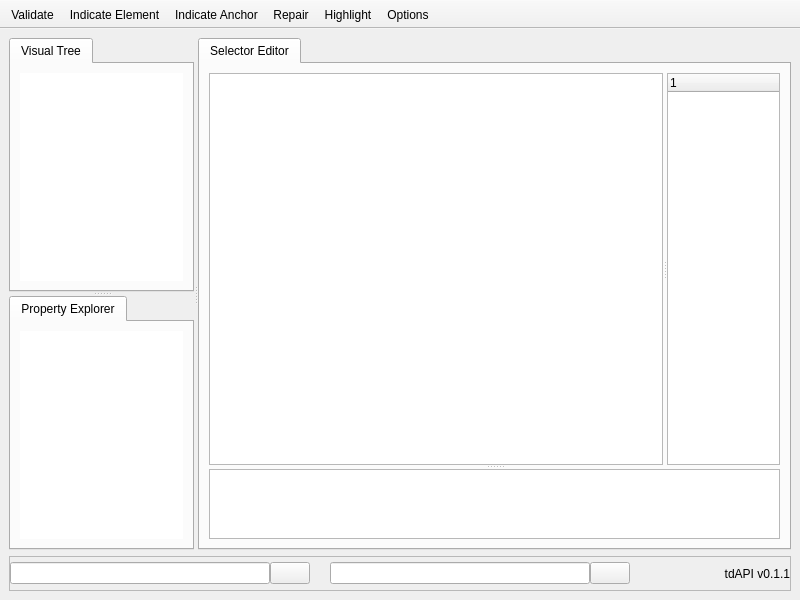
Before: the Qt Designer form src/layout.ui in tdRPA/tdSelector, drawn with Qt 5.
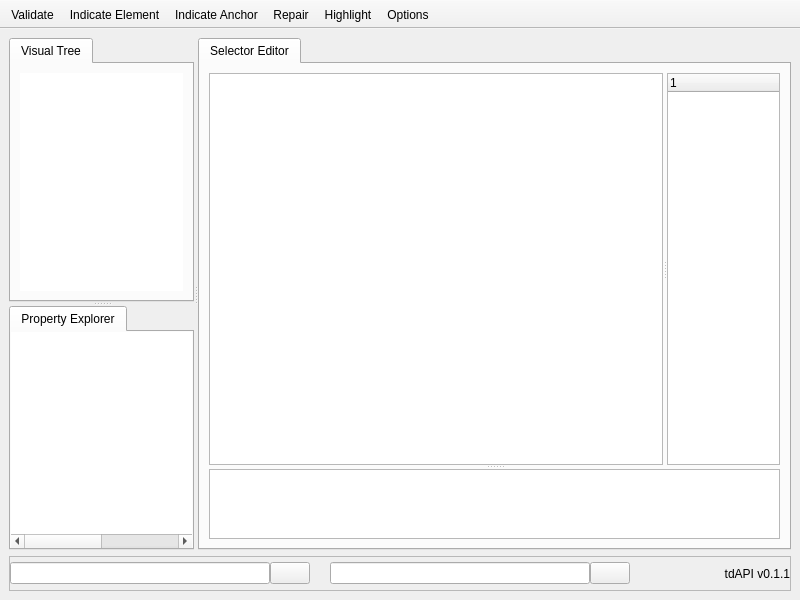
After: the same form once the commit is applied. Icons and pictures are not drawn.

Commit message: PropertyTable widget works ok

Diff of the .ui file:
```diff
--- a/src/layout.ui
+++ b/src/layout.ui
@@ -70,11 +70,49 @@
           <string>Property Explorer</string>
          </attribute>
          <layout class="QHBoxLayout" name="horizontalLayout_2">
+          <property name="leftMargin">
+           <number>0</number>
+          </property>
+          <property name="topMargin">
+           <number>0</number>
+          </property>
+          <property name="rightMargin">
+           <number>0</number>
+          </property>
+          <property name="bottomMargin">
+           <number>0</number>
+          </property>
           <item>
            <widget class="QTableWidget" name="tableProperty">
             <property name="frameShape">
              <enum>QFrame::NoFrame</enum>
             </property>
+            <property name="editTriggers">
+             <set>QAbstractItemView::NoEditTriggers</set>
+            </property>
+            <property name="alternatingRowColors">
+             <bool>true</bool>
+            </property>
+            <property name="selectionMode">
+             <enum>QAbstractItemView::SingleSelection</enum>
+            </property>
+            <property name="selectionBehavior">
+             <enum>QAbstractItemView::SelectRows</enum>
+            </property>
+            <property name="columnCount">
+             <number>2</number>
+            </property>
+            <attribute name="horizontalHeaderVisible">
+             <bool>false</bool>
+            </attribute>
+            <attribute name="horizontalHeaderStretchLastSection">
+             <bool>true</bool>
+            </attribute>
+            <attribute name="verticalHeaderVisible">
+             <bool>false</bool>
+            </attribute>
+            <column/>
+            <column/>
            </widget>
           </item>
          </layout>
```
Left out of the diff: 3 changed lines with no effect on the pictures. The commit also changes 5 other files.
